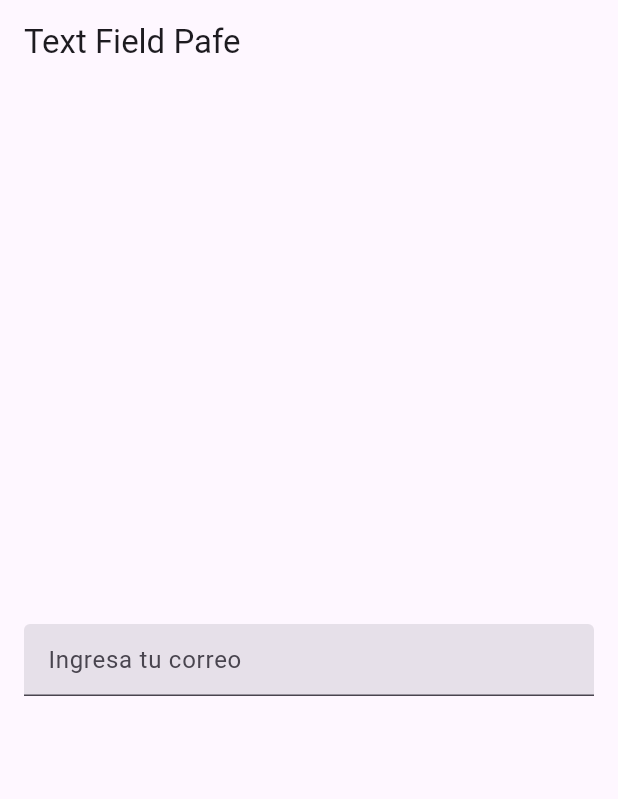
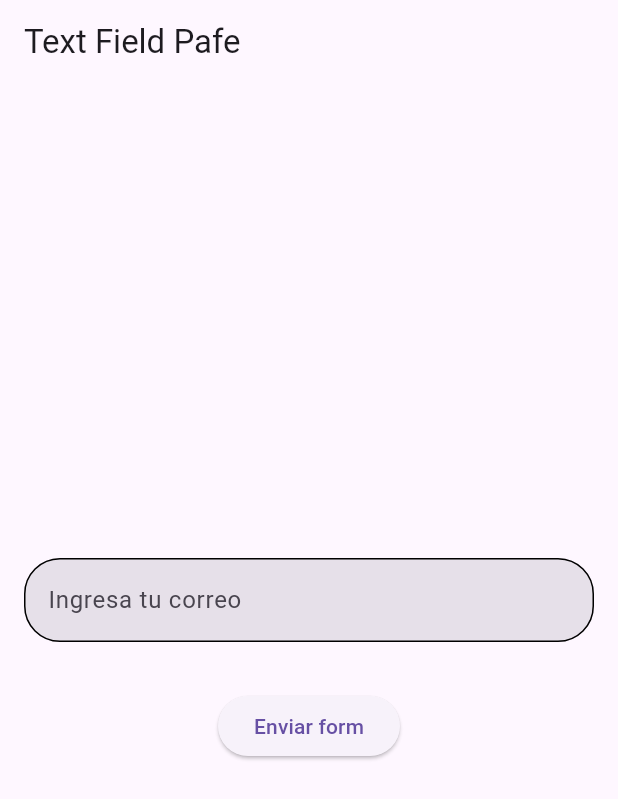
Before and after one commit to fr4nsgallegos/recetasappg10, a Flutter app: the screen it shows after launch, on a phone screen of 412 x 824 dp. Shown: the top 799 px of the screen. Run offline on Flutter 3.47's test engine with Material 3 defaults, Android fonts, the phone set to English and light mode, and no system bars.

```diff
--- a/lib/widgets_pages/textfield_page.dart
+++ b/lib/widgets_pages/textfield_page.dart
@@ -2,7 +2,8 @@ import 'package:flutter/material.dart';
 
 class TextfieldPage extends StatelessWidget {
   TextEditingController _emailController = new TextEditingController();
-  TextEditingController _titleController = TextEditingController();
+  TextEditingController _contrasenaController = TextEditingController();
+  final _formKey = GlobalKey<FormState>();
 
   @override
   Widget build(BuildContext context) {
@@ -21,14 +22,48 @@ class TextfieldPage extends StatelessWidget {
         child: Padding(
           padding: const EdgeInsets.all(16.0),
           child: Form(
+            key: _formKey,
             child: Column(
               mainAxisAlignment: MainAxisAlignment.center,
               children: [
                 TextFormField(
+                  controller: _emailController,
                   decoration: InputDecoration(
                     hintText: "Ingresa tu correo",
                     filled: true,
+                    enabledBorder: OutlineInputBorder(
+                      borderRadius: BorderRadius.circular(24),
+                    ),
+                    focusedBorder: OutlineInputBorder(
+                      borderRadius: BorderRadius.circular(24),
+                    ),
                   ),
+                  validator: (value) {
+                    if (value == null || value.isEmpty) {
+                      return "Por favor ingresa tu correo"; //la validación tuvo un error
+                    } else if (value.length < 7) {
+                      return "debe tener al menos 6 caracteres";
+                    } else {
+                      return null; //la validación fue exitosa
+                    }
+                  },
+                ),
+                SizedBox(
+                  height: 32,
+                ),
+                ElevatedButton(
+                  onPressed: () {
+                    //validar form
+                    if (_formKey.currentState!.validate()) {
+                      print(_formKey.currentState!.validate());
+                      ScaffoldMessenger.of(context).showSnackBar(
+                        SnackBar(
+                          content: Text("Formulario validado"),
+                        ),
+                      );
+                    }
+                  },
+                  child: Text("Enviar form"),
                 ),
               ],
             ),
```
